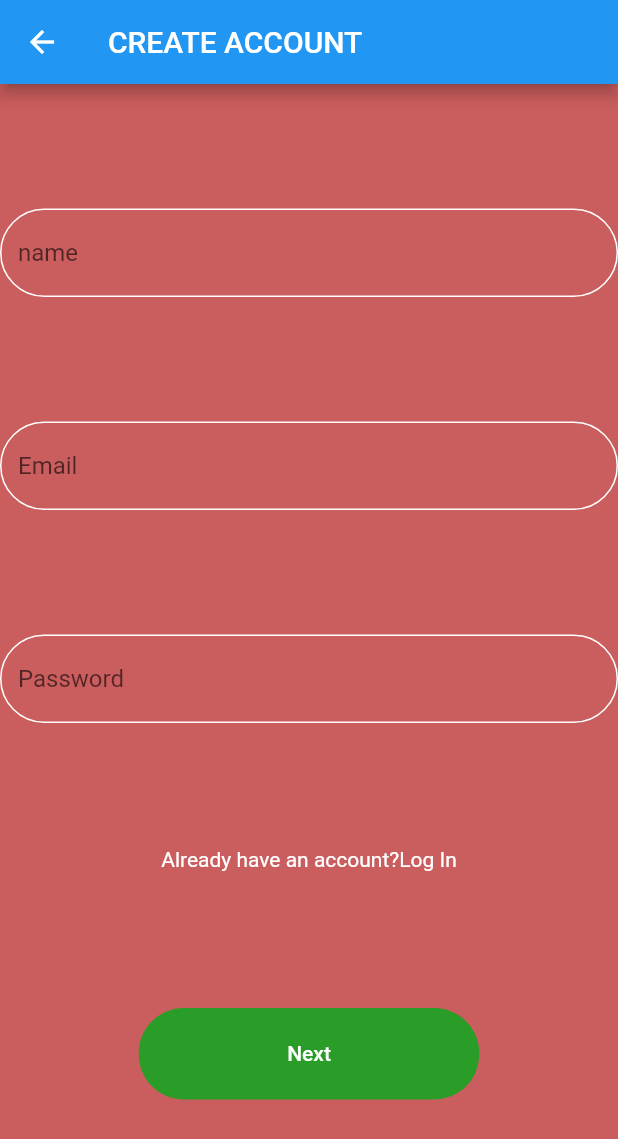
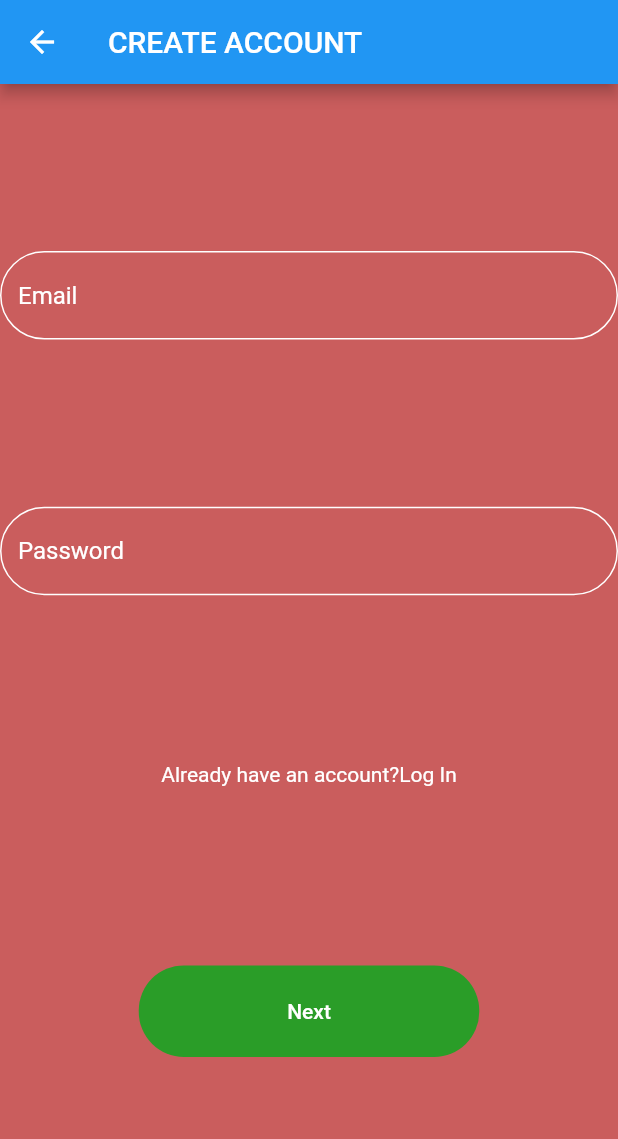
Before and after one commit to brandy-atieno/chatbot-app, a Flutter app: the screen it shows after launch, after a tap on "signup", on a phone screen of 412 x 824 dp. Shown: the top 1139 px of the screen. Run offline on Flutter 3.47's test engine with Material 2 defaults, Android fonts, the light colour scheme and no system bars; our stand-ins replace cloud_firestore, firebase_core; missing offline and left inert: dialog_flowtter; accounts and stored records are empty.

Commit message:
Created updated fonts

```diff
--- a/lib/screens/chat_screen.dart
+++ b/lib/screens/chat_screen.dart
@@ -41,7 +41,7 @@ class _ChatScreenState extends State<ChatScreen> {
                           controller: _controller,
                           style: TextStyle(color: Colors.white),
                           decoration:
-                              InputDecoration(hintText: 'Send a message ...'))),
+                              InputDecoration(hintText: 'Send a message ...',hintStyle: TextStyle(color:Colors.white)))),
                   IconButton(
                       onPressed: () {
                         sendMessage(_controller.text);
--- a/lib/screens/messages.dart
+++ b/lib/screens/messages.dart
@@ -1,4 +1,6 @@
 import 'package:flutter/material.dart';
+import 'package:bot_final/utilities/color.dart';
+
 
 class MessagesScreen extends StatefulWidget {
   final List messages;
@@ -23,6 +25,7 @@ class _MessagesScreenState extends State<MessagesScreen> {
               children: [
                 Container(
                     padding: EdgeInsets.symmetric(vertical: 14, horizontal: 14),
+
                     decoration: BoxDecoration(
                         borderRadius: BorderRadius.only(
                           bottomLeft: Radius.circular(
--- a/lib/screens/sign_up.dart
+++ b/lib/screens/sign_up.dart
@@ -6,7 +6,6 @@ class SignUP extends StatelessWidget {
 
   @override
   Widget build(BuildContext context) {
-    final nameController = TextEditingController();
     final emailController = TextEditingController();
     final passwordController = TextEditingController();
 
@@ -21,7 +20,7 @@ class SignUP extends StatelessWidget {
               mainAxisAlignment: MainAxisAlignment.spaceEvenly,
               crossAxisAlignment: CrossAxisAlignment.center,
               children: <Widget>[
-                TextFormField(
+                 TextFormField(
                     decoration: const InputDecoration(
                         focusedBorder: OutlineInputBorder(
                             borderSide: BorderSide(color: AppColors.buttonText),
@@ -33,8 +32,10 @@ class SignUP extends StatelessWidget {
                             borderRadius: BorderRadius.all(
                               Radius.circular(50.0),
                             )),
-                        hintText: 'name'),
-                    controller: nameController,
+                        hintText: 'Email',hintStyle: TextStyle(color:Colors.white)),
+                    controller: emailController,
+                                        style: TextStyle(color: AppColors.buttonText),
+
                     textInputAction: TextInputAction.next),
                 TextFormField(
                     decoration: const InputDecoration(
@@ -48,23 +49,11 @@ class SignUP extends StatelessWidget {
                             borderRadius: BorderRadius.all(
                               Radius.circular(50.0),
                             )),
-                        hintText: 'Email'),
-                    controller: emailController,
-                    textInputAction: TextInputAction.next),
-                TextFormField(
-                    decoration: const InputDecoration(
-                        focusedBorder: OutlineInputBorder(
-                            borderSide: BorderSide(color: AppColors.buttonText),
-                            borderRadius: BorderRadius.all(
-                              Radius.circular(50.0),
-                            )),
-                        enabledBorder: OutlineInputBorder(
-                            borderSide: BorderSide(color: AppColors.buttonText),
-                            borderRadius: BorderRadius.all(
-                              Radius.circular(50.0),
-                            )),
-                        hintText: 'Password'),
+                        hintText: 'Password',hintStyle: TextStyle(color:Colors.white)),
                     controller: passwordController,
+                                        style: TextStyle(color: AppColors.buttonText),
+                                        obscureText:true,
+
                     textInputAction: TextInputAction.done),
                 const Text('Already have an account?Log In',
                     style: TextStyle(color: AppColors.buttonText)),
--- a/lib/screens/time.dart
+++ b/lib/screens/time.dart
@@ -37,7 +37,7 @@ setState((){
       crossAxisAlignment: CrossAxisAlignment.center,
       children: [
         const Text('A chat a day keeps the mind free',
-            style: TextStyle(color: AppColors.buttonText)),
+            style: TextStyle(color: AppColors.buttonText,fontSize:20.0)),
         RadioListTile(
           value: 'Morning',
           groupValue: selectedRadioTile,
@@ -113,7 +113,7 @@ setState((){
                       borderRadius: BorderRadius.circular(30.0))),
 
               child: const Text('Next',
-                  style: TextStyle(color: AppColors.buttonText)),
+                  style: TextStyle(color: AppColors.buttonText,fontSize:16.0)),
             )),
       ],
     ));
--- a/lib/screens/welcome.dart
+++ b/lib/screens/welcome.dart
@@ -17,9 +17,9 @@ class WelcomeScreen extends StatelessWidget {
               crossAxisAlignment: CrossAxisAlignment.center,
               children: <Widget>[
                 const Text('Meet Sandie',
-                    style: TextStyle(color: AppColors.buttonText)),
+                    style: TextStyle(color: AppColors.buttonText,fontSize: 20.0)),
                 const Text('Your chat buddie',
-                    style: TextStyle(color: AppColors.buttonText)),
+                    style: TextStyle(color: AppColors.buttonText,fontSize: 16.0)),
                 ClipRRect(
                   borderRadius: BorderRadius.circular(100),
                   child: const Image(
@@ -36,7 +36,7 @@ class WelcomeScreen extends StatelessWidget {
                         shape: RoundedRectangleBorder(
                             borderRadius: BorderRadius.circular(30.0))),
                     child: const Text('signup',
-                        style: TextStyle(color: AppColors.buttonText)),
+                        style: TextStyle(color: AppColors.buttonText,fontSize:16.0)),
                   ),
                 ),
                  Padding(
@@ -50,7 +50,7 @@ class WelcomeScreen extends StatelessWidget {
                         shape: RoundedRectangleBorder(
                             borderRadius: BorderRadius.circular(30.0))),
                     child: const Text('login',
-                        style: TextStyle(color: AppColors.buttonText)),
+                        style: TextStyle(color: AppColors.buttonText,fontSize:16.0)),
                   ),
                 )
               ])),
```
Also changed, not shown: lib/screens/name.dart (+5 -14 lines), lib/screens/sign_in.dart (+8 -2 lines).
